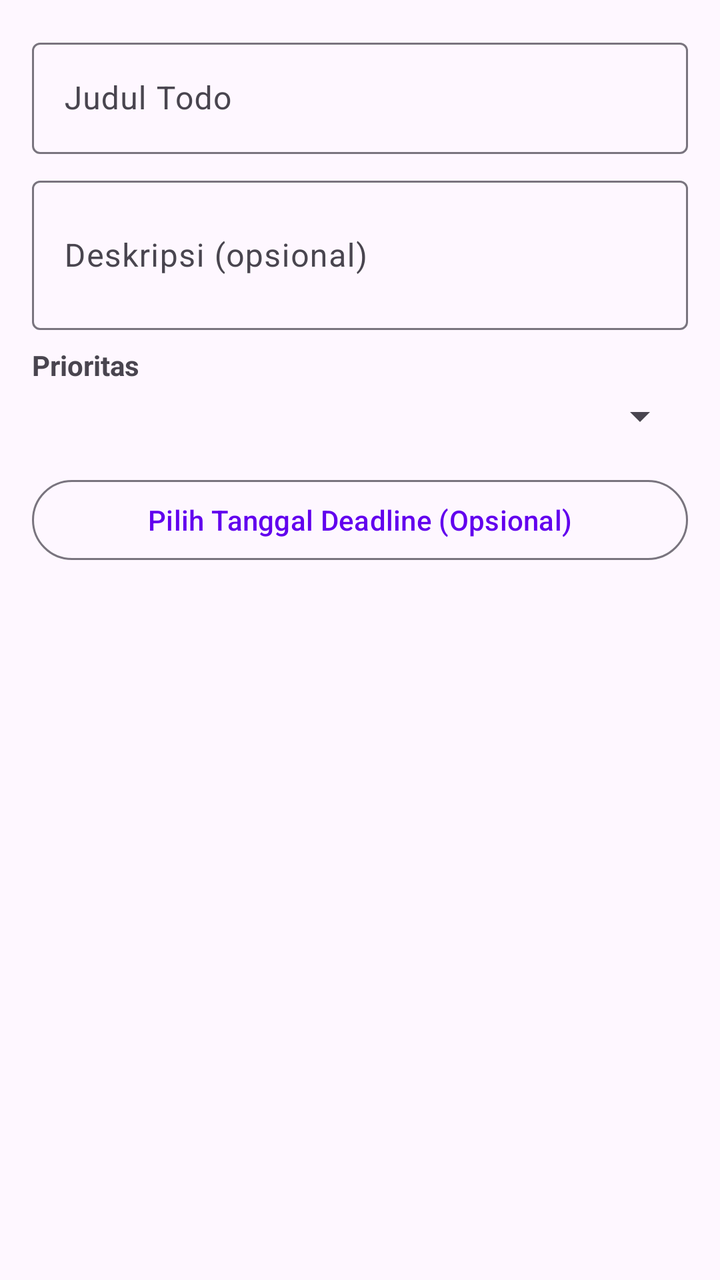
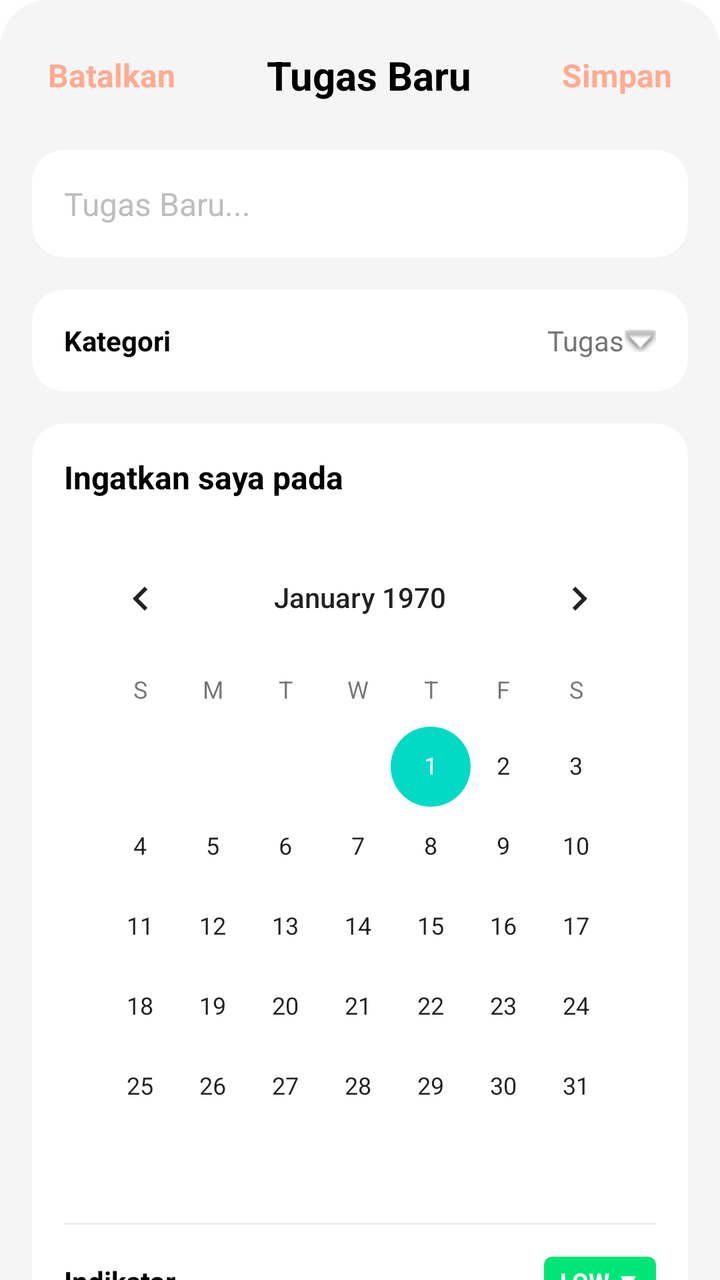

Compare the two renders of this Android layout. The source of the first and the diff that turns it into the second are given below.
<!-- AndroidManifest.xml: application theme Theme.CatatIn -->
<!-- res/layout/dialog_add_todo.xml -->
<?xml version="1.0" encoding="utf-8"?>
<LinearLayout xmlns:android="http://schemas.android.com/apk/res/android"
    android:layout_width="match_parent"
    android:layout_height="wrap_content"
    android:orientation="vertical"
    android:padding="16dp">

    <com.google.android.material.textfield.TextInputLayout
        android:layout_width="match_parent"
        android:layout_height="wrap_content"
        android:layout_marginBottom="8dp">

        <com.google.android.material.textfield.TextInputEditText
            android:id="@+id/etTodoTitle"
            android:layout_width="match_parent"
            android:layout_height="wrap_content"
            android:hint="Judul Todo" />

    </com.google.android.material.textfield.TextInputLayout>

    <com.google.android.material.textfield.TextInputLayout
        android:layout_width="match_parent"
        android:layout_height="wrap_content"
        android:layout_marginBottom="8dp">

        <com.google.android.material.textfield.TextInputEditText
            android:id="@+id/etTodoDescription"
            android:layout_width="match_parent"
            android:layout_height="wrap_content"
            android:hint="Deskripsi (opsional)"
            android:minLines="2" />

    </com.google.android.material.textfield.TextInputLayout>

    <TextView
        android:layout_width="match_parent"
        android:layout_height="wrap_content"
        android:text="Prioritas"
        android:textSize="14sp"
        android:textStyle="bold"
        android:layout_marginBottom="4dp" />

    <Spinner
        android:id="@+id/spinnerPriority"
        android:layout_width="match_parent"
        android:layout_height="wrap_content"
        android:layout_marginBottom="16dp" />

    <com.google.android.material.button.MaterialButton
        android:id="@+id/btnSelectDueDate"
        android:layout_width="match_parent"
        android:layout_height="wrap_content"
        android:text="Pilih Tanggal Deadline (Opsional)"
        style="@style/Widget.Material3.Button.OutlinedButton" />

</LinearLayout>
<!-- resources referenced by this layout -->
<resources>
  <style name="Theme.CatatIn" parent="Theme.Material3.DayNight">
          
          <item name="colorPrimary">@color/purple_500</item>
          <item name="colorPrimaryVariant">@color/purple_700</item>
          <item name="colorOnPrimary">@color/white</item>
          
          <item name="colorSecondary">@color/teal_200</item>
          <item name="colorSecondaryVariant">@color/teal_700</item>
          <item name="colorOnSecondary">@color/black</item>
          
          <item name="android:statusBarColor">?attr/colorPrimaryVariant</item>
          
      </style>
  <color name="purple_500">#FF6200EE</color>
  <color name="purple_700">#FF3700B3</color>
  <color name="white">#FFFFFFFF</color>
  <color name="teal_200">#FF03DAC5</color>
  <color name="teal_700">#FF018786</color>
  <color name="black">#FF000000</color>
</resources>

<!-- the commit's change to res/layout/dialog_add_todo.xml (unified diff, before → after) -->
@@ -1,56 +1,265 @@
 <?xml version="1.0" encoding="utf-8"?>
-<LinearLayout xmlns:android="http://schemas.android.com/apk/res/android"
+<LinearLayout
+    xmlns:android="http://schemas.android.com/apk/res/android"
+    xmlns:app="http://schemas.android.com/apk/res-auto"
+    xmlns:tools="http://schemas.android.com/tools"
     android:layout_width="match_parent"
-    android:layout_height="wrap_content"
+    android:layout_height="match_parent"
     android:orientation="vertical"
-    android:padding="16dp">
-
-    <com.google.android.material.textfield.TextInputLayout
+    android:background="@drawable/bg_bottom_sheet">
+
+    
+    <LinearLayout
+        android:id="@+id/headerContainer"
         android:layout_width="match_parent"
         android:layout_height="wrap_content"
-        android:layout_marginBottom="8dp">
-
-        <com.google.android.material.textfield.TextInputEditText
-            android:id="@+id/etTodoTitle"
+        android:orientation="horizontal"
+        android:gravity="center_vertical"
+        android:paddingHorizontal="24dp"
+        android:paddingTop="24dp"
+        android:paddingBottom="16dp">
+
+        <TextView
+            android:id="@+id/btnCancel"
+            android:layout_width="wrap_content"
+            android:layout_height="wrap_content"
+            android:text="Batalkan"
+            android:textColor="#FFAB91"
+            android:textStyle="bold"
+            android:textSize="16sp"/>
+
+        <TextView
+            android:layout_width="0dp"
+            android:layout_height="wrap_content"
+            android:layout_weight="1"
+            android:gravity="center"
+            android:text="Tugas Baru"
+            android:textColor="#000000"
+            android:textStyle="bold"
+            android:textSize="20sp"/>
+
+        <TextView
+            android:id="@+id/btnSave"
+            android:layout_width="wrap_content"
+            android:layout_height="wrap_content"
+            android:text="Simpan"
+            android:textColor="#FFAB91"
+            android:textStyle="bold"
+            android:textSize="16sp"/>
+
+    </LinearLayout>
+
+    
+    <androidx.core.widget.NestedScrollView
+        android:layout_width="match_parent"
+        android:layout_height="0dp"
+        android:layout_weight="1"
+        android:fillViewport="true"
+        android:paddingHorizontal="16dp"
+        android:clipToPadding="false">
+
+        <LinearLayout
             android:layout_width="match_parent"
             android:layout_height="wrap_content"
-            android:hint="Judul Todo" />
-
-    </com.google.android.material.textfield.TextInputLayout>
-
-    <com.google.android.material.textfield.TextInputLayout
-        android:layout_width="match_parent"
-        android:layout_height="wrap_content"
-        android:layout_marginBottom="8dp">
-
-        <com.google.android.material.textfield.TextInputEditText
-            android:id="@+id/etTodoDescription"
-            android:layout_width="match_parent"
-            android:layout_height="wrap_content"
-            android:hint="Deskripsi (opsional)"
-            android:minLines="2" />
-
-    </com.google.android.material.textfield.TextInputLayout>
-
-    <TextView
-        android:layout_width="match_parent"
-        android:layout_height="wrap_content"
-        android:text="Prioritas"
-        android:textSize="14sp"
-        android:textStyle="bold"
-        android:layout_marginBottom="4dp" />
-
-    <Spinner
-        android:id="@+id/spinnerPriority"
-        android:layout_width="match_parent"
-        android:layout_height="wrap_content"
-        android:layout_marginBottom="16dp" />
-
-    <com.google.android.material.button.MaterialButton
-        android:id="@+id/btnSelectDueDate"
-        android:layout_width="match_parent"
-        android:layout_height="wrap_content"
-        android:text="Pilih Tanggal Deadline (Opsional)"
-        style="@style/Widget.Material3.Button.OutlinedButton" />
+            android:orientation="vertical"
+            android:paddingBottom="24dp">
+
+            <androidx.cardview.widget.CardView
+                android:layout_width="match_parent"
+                android:layout_height="wrap_content"
+                app:cardCornerRadius="16dp"
+                app:cardElevation="0dp"
+                app:cardBackgroundColor="#FFFFFF"
+                android:layout_marginTop="8dp">
+
+                <EditText
+                    android:id="@+id/etTaskName"
+                    android:layout_width="match_parent"
+                    android:layout_height="wrap_content"
+                    android:background="@null"
+                    android:hint="Tugas Baru..."
+                    android:textSize="16sp"
+                    android:textColor="#000000"
+                    android:textColorHint="#BDBDBD"
+                    android:padding="16dp"/>
+            </androidx.cardview.widget.CardView>
+
+            
+            <androidx.cardview.widget.CardView
+                android:layout_width="match_parent"
+                android:layout_height="wrap_content"
+                app:cardCornerRadius="16dp"
+                app:cardElevation="0dp"
+                app:cardBackgroundColor="#FFFFFF"
+                android:layout_marginTop="16dp">
+
+                <LinearLayout
+                    android:id="@+id/layoutCategory"
+                    android:layout_width="match_parent"
+                    android:layout_height="wrap_content"
+                    android:orientation="horizontal"
+                    android:gravity="center_vertical"
+                    android:padding="16dp"
+                    android:clickable="true"
+                    android:focusable="true"
+                    android:background="?attr/selectableItemBackground">
+                    <TextView android:layout_width="0dp" android:layout_height="wrap_content" android:layout_weight="1" android:text="Kategori" android:textStyle="bold" android:textColor="#000000"/>
+                    <TextView
+                        android:id="@+id/tvCategory"
+                        android:layout_width="wrap_content"
+                        android:layout_height="wrap_content"
+                        android:text="Tugas"
+                        android:textColor="#757575"
+                        android:drawableEnd="@android:drawable/arrow_down_float"/>
+                </LinearLayout>
+            </androidx.cardview.widget.CardView>
+
+            <androidx.cardview.widget.CardView
+                android:layout_width="match_parent"
+                android:layout_height="wrap_content"
+                app:cardCornerRadius="16dp"
+                app:cardElevation="0dp"
+                app:cardBackgroundColor="#FFFFFF"
+                android:layout_marginTop="16dp">
+
+                <LinearLayout
+                    android:layout_width="match_parent"
+                    android:layout_height="wrap_content"
+                    android:orientation="vertical"
+                    android:padding="16dp">
+
+                    <LinearLayout
+                        android:layout_width="match_parent"
+                        android:layout_height="wrap_content"
+                        android:orientation="horizontal"
+                        android:gravity="center_vertical"
+                        android:layout_marginBottom="16dp">
+
+                        <TextView
+                            android:layout_width="0dp"
+                            android:layout_height="wrap_content"
+                            android:layout_weight="1"
+                            android:text="Ingatkan saya pada"
+                            android:textStyle="bold"
+                            android:textSize="16sp"
+                            android:textColor="#000000"/>
+                    </LinearLayout>
+
+                    <CalendarView
+                        android:id="@+id/calendarView"
+                        android:layout_width="match_parent"
+                        android:layout_height="wrap_content"
+                        android:theme="@style/ThemeOverlay.MaterialComponents.Light"/>
+
+                    <View android:layout_width="match_parent" android:layout_height="1dp" android:background="#EEEEEE" android:layout_marginVertical="8dp"/>
+
+                    <LinearLayout
+                        android:layout_width="match_parent"
+                        android:layout_height="wrap_content"
+                        android:orientation="horizontal"
+                        android:gravity="center_vertical"
+                        android:paddingVertical="8dp">
+                        <TextView android:layout_width="0dp" android:layout_height="wrap_content" android:layout_weight="1" android:text="Indikator" android:textStyle="bold" android:textColor="#000000"/>
+                        <androidx.cardview.widget.CardView
+                            android:layout_width="wrap_content" android:layout_height="wrap_content"
+                            app:cardCornerRadius="4dp" app:cardBackgroundColor="#00E676" app:cardElevation="0dp">
+                            <TextView
+                                android:id="@+id/tvPriorityBadge"
+                                android:layout_width="wrap_content"
+                                android:layout_height="wrap_content"
+                                android:text="LOW ▼"
+                                android:textColor="#FFFFFF"
+                                android:textSize="12sp"
+                                android:textStyle="bold"
+                                android:paddingHorizontal="8dp"
+                                android:paddingVertical="4dp"/>
+                        </androidx.cardview.widget.CardView>
+                    </LinearLayout>
+
+                    <View android:layout_width="match_parent" android:layout_height="1dp" android:background="#EEEEEE"/>
+
+                    <LinearLayout
+                        android:id="@+id/layoutRepeat"
+                        android:layout_width="match_parent"
+                        android:layout_height="wrap_content"
+                        android:orientation="horizontal"
+                        android:gravity="center_vertical"
+                        android:paddingVertical="12dp"
+                        android:clickable="true"
+                        android:focusable="true"
+                        android:background="?attr/selectableItemBackground">
+                        <TextView android:layout_width="0dp" android:layout_height="wrap_content" android:layout_weight="1" android:text="Ulangi" android:textStyle="bold" android:textColor="#000000"/>
+                        <TextView
+                            android:id="@+id/tvRepeatOption"
+                            android:layout_width="wrap_content"
+                            android:layout_height="wrap_content"
+                            android:text="Tidak pernah"
+                            android:textColor="#757575"
+                            android:drawableEnd="@android:drawable/arrow_down_float"/>
+                    </LinearLayout>
+
+                    <View android:layout_width="match_parent" android:layout_height="1dp" android:background="#EEEEEE"/>
+
+                    <LinearLayout
+                        android:layout_width="match_parent"
+                        android:layout_height="wrap_content"
+                        android:orientation="horizontal"
+                        android:gravity="center_vertical"
+                        android:paddingVertical="8dp">
+                        <TextView android:layout_width="0dp" android:layout_height="wrap_content" android:layout_weight="1" android:text="Alarm" android:textStyle="bold" android:textColor="#000000"/>
+                        <androidx.appcompat.widget.SwitchCompat
+                            android:id="@+id/switchAlarm"
+                            android:layout_width="wrap_content" android:layout_height="wrap_content"
+                            android:checked="true"
+                            app:trackTint="@color/switch_track_color"
+                            app:thumbTint="@color/switch_thumb_color"/>
+                    </LinearLayout>
+                </LinearLayout>
+            </androidx.cardview.widget.CardView>
+
+            <androidx.cardview.widget.CardView
+                android:layout_width="match_parent"
+                android:layout_height="wrap_content"
+                app:cardCornerRadius="16dp"
+                app:cardElevation="0dp"
+                app:cardBackgroundColor="#FFFFFF"
+                android:layout_marginTop="16dp">
+
+                <LinearLayout
+                    android:layout_width="match_parent"
+                    android:layout_height="wrap_content"
+                    android:orientation="vertical"
+                    android:padding="16dp">
+                    <TextView
+                        android:layout_width="wrap_content" android:layout_height="wrap_content"
+                        android:text="Alarm" android:textStyle="bold" android:textSize="16sp" android:textColor="#000000"/>
+
+                    <LinearLayout
+                        android:layout_width="match_parent" android:layout_height="wrap_content"
+                        android:orientation="horizontal" android:gravity="center" android:layout_marginTop="8dp">
+                        <TextView
+                            android:id="@+id/tvHourValue"
+                            android:layout_width="wrap_content"
+                            android:layout_height="wrap_content"
+                            android:text="17"
+                            android:textSize="24sp"
+                            android:textStyle="bold"
+                            android:textColor="#000000"
+                            android:layout_marginEnd="32dp"/>
+                        <TextView
+                            android:id="@+id/tvMinuteValue"
+                            android:layout_width="wrap_content"
+                            android:layout_height="wrap_content"
+                            android:text="00"
+                            android:textSize="24sp"
+                            android:textStyle="bold"
+                            android:textColor="#000000"
+                            android:layout_marginStart="32dp"/>
+                    </LinearLayout>
+                </LinearLayout>
+            </androidx.cardview.widget.CardView>
+
+        </LinearLayout>
+    </androidx.core.widget.NestedScrollView>
 
 </LinearLayout>
<!-- resource entries referenced after the edit -->
@@ -1,6 +1,13 @@
 <!-- resources referenced by this layout -->
 <resources>
-  <style name="Theme.CatatIn" parent="Theme.Material3.DayNight">
+  <!-- drawable bg_bottom_sheet (drawable) -->
+  <?xml version="1.0" encoding="utf-8"?>
+  <shape xmlns:android="http://schemas.android.com/apk/res/android">
+      <solid android:color="#F5F5F5"/> <corners
+      android:topLeftRadius="24dp"
+      android:topRightRadius="24dp"/>
+  </shape>
+  <style name="Theme.CatatIn" parent="Theme.MaterialComponents.DayNight.NoActionBar">
           
           <item name="colorPrimary">@color/purple_500</item>
           <item name="colorPrimaryVariant">@color/purple_700</item>
